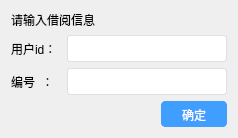
Before: the Qt Designer form main_window/CBorrowDialog.ui in irisIsLove/Qt-Library-Management-System, drawn with Qt 5.
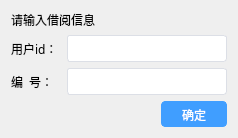
After: the same form once the commit is applied.

Commit message: 格式修正

What changed in the file:
```diff
--- a/main_window/CBorrowDialog.ui
+++ b/main_window/CBorrowDialog.ui
@@ -10,6 +10,11 @@
     <height>133</height>
    </rect>
   </property>
+  <property name="font">
+   <font>
+    <family>黑体</family>
+   </font>
+  </property>
   <property name="windowTitle">
    <string>借阅信息</string>
   </property>
@@ -106,6 +111,11 @@
          <height>0</height>
         </size>
        </property>
+       <property name="font">
+        <font>
+         <family>黑体</family>
+        </font>
+       </property>
        <property name="text">
         <string>用户id：</string>
        </property>
@@ -126,8 +136,13 @@
          <height>0</height>
         </size>
        </property>
+       <property name="font">
+        <font>
+         <family>黑体</family>
+        </font>
+       </property>
        <property name="text">
-        <string>编号  ：</string>
+        <string>编  号：</string>
        </property>
       </widget>
      </item>
```
